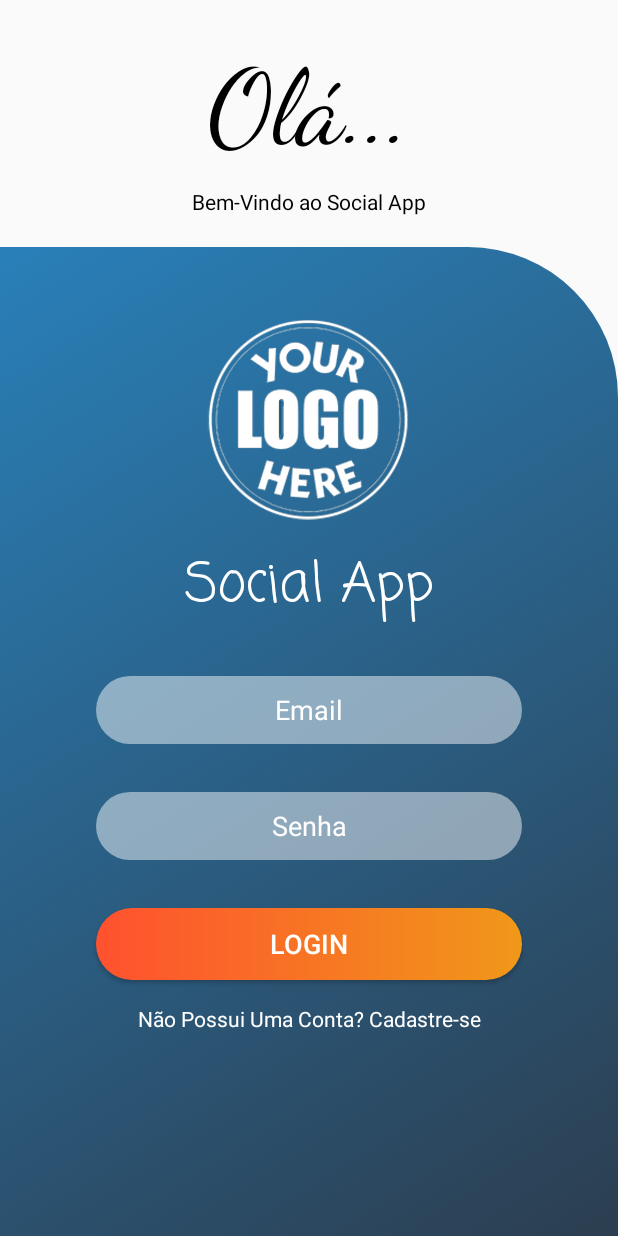
After one commit to IgorMeloMoraes/Ui_Android_Projects, an Android app: the UI_7_Login_Activity screen opened directly, with no data from a screen before it, on a phone screen of 412 x 824 dp. The commit adds this screen. Run offline under Robolectric (Android 15) with nearby library versions, the phone set to English and light mode, and no system bars.

Commit message:
Projeto VII - UI Login - Finalização da UI

```diff
--- a/app/src/main/AndroidManifest.xml
+++ b/app/src/main/AndroidManifest.xml
@@ -12,6 +12,9 @@
         android:supportsRtl="true"
         android:theme="@style/Theme.UiAndroidProjects"
         tools:targetApi="31">
+        <activity
+            android:name=".UI_7_Login_Activity"
+            android:exported="false" />
         <activity
             android:name=".UI_6_Dashboard_Activity"
             android:exported="false" />
--- /dev/null
+++ b/app/src/main/java/com/example/uiandroidprojects/UI_7_Login_Activity.java
@@ -0,0 +1,14 @@
+package com.example.uiandroidprojects;
+
+import androidx.appcompat.app.AppCompatActivity;
+
+import android.os.Bundle;
+
+public class UI_7_Login_Activity extends AppCompatActivity {
+
+    @Override
+    protected void onCreate(Bundle savedInstanceState) {
+        super.onCreate(savedInstanceState);
+        setContentView(R.layout.activity_ui7_login);
+    }
+}
--- /dev/null
+++ b/app/src/main/res/drawable/background_ui_7.xml
@@ -0,0 +1,12 @@
+<?xml version="1.0" encoding="utf-8"?>
+<selector xmlns:android="http://schemas.android.com/apk/res/android">
+    <item>
+        <shape android:shape="rectangle">
+            <gradient
+                android:angle="135"
+                android:startColor="@color/azul_carvao"
+                android:endColor="@color/azul_aco"/>
+            <corners android:topRightRadius="@dimen/radius_pequeno_100"/>
+        </shape>
+    </item>
+</selector>
--- /dev/null
+++ b/app/src/main/res/drawable/btn_login_ui_7.xml
@@ -0,0 +1,13 @@
+<?xml version="1.0" encoding="utf-8"?>
+<selector xmlns:android="http://schemas.android.com/apk/res/android">
+    <item>
+        <shape android:shape="rectangle">
+            <gradient
+                android:angle="180"
+                android:endColor="@color/tomate"
+                android:startColor="@color/gamboge"/>
+            <corners
+                android:radius="@dimen/radius_medio_50"/>
+        </shape>
+    </item>
+</selector>
--- /dev/null
+++ b/app/src/main/res/drawable/edit_ui_7.xml
@@ -0,0 +1,11 @@
+<?xml version="1.0" encoding="utf-8"?>
+<selector xmlns:android="http://schemas.android.com/apk/res/android">
+    <item>
+        <shape android:shape="rectangle">
+            <solid
+                android:color="@color/branco_opacidade_48" />
+            <corners
+                android:radius="@dimen/radius_medio_50" />
+        </shape>
+    </item>
+</selector>
--- /dev/null
+++ b/app/src/main/res/layout/activity_ui7_login.xml
@@ -0,0 +1,136 @@
+<?xml version="1.0" encoding="utf-8"?>
+<LinearLayout
+    xmlns:android="http://schemas.android.com/apk/res/android"
+    xmlns:app="http://schemas.android.com/apk/res-auto"
+    xmlns:tools="http://schemas.android.com/tools"
+    android:layout_width="match_parent"
+    android:layout_height="match_parent"
+    android:orientation="vertical"
+    tools:context=".UI_7_Login_Activity">
+
+    <LinearLayout
+        android:id="@+id/linear_container_topo"
+        android:layout_width="match_parent"
+        android:layout_height="0dp"
+        android:layout_weight="0.2"
+        android:gravity="center"
+        android:orientation="vertical">
+
+        <TextView
+            android:id="@+id/txt_titulo"
+            android:layout_width="match_parent"
+            android:layout_height="wrap_content"
+            android:layout_marginTop="@dimen/margin_pequena_10"
+            android:fontFamily="cursive"
+            android:gravity="center"
+            android:text="@string/txt_titulo_ui_7"
+            android:textColor="@color/preto"
+            android:textSize="@dimen/text_gigante_70" />
+
+        <TextView
+            android:id="@+id/txt_subtitulo"
+            android:layout_width="match_parent"
+            android:layout_height="wrap_content"
+            android:layout_marginTop="@dimen/margin_pequena_10"
+            android:gravity="center"
+            android:text="@string/txt_subtitulo_ui_7"
+            android:textColor="@color/preto" />
+    </LinearLayout>
+
+    <androidx.constraintlayout.widget.ConstraintLayout
+        android:id="@+id/constraint_container_principal"
+        android:layout_width="match_parent"
+        android:layout_height="0dp"
+        android:layout_weight="0.8"
+        android:background="@drawable/background_ui_7">
+
+        <ImageView
+            android:id="@+id/img_logo"
+            android:layout_width="wrap_content"
+            android:layout_height="wrap_content"
+            android:layout_marginTop="@dimen/margin_padrao_32"
+            app:layout_constraintEnd_toEndOf="parent"
+            app:layout_constraintStart_toStartOf="parent"
+            app:layout_constraintTop_toTopOf="parent"
+            app:srcCompat="@drawable/sua_logo_aqui" />
+
+        <TextView
+            android:id="@+id/txt_app_name"
+            android:layout_width="wrap_content"
+            android:layout_height="wrap_content"
+            android:text="@string/txt_app_name_ui_7"
+            android:textColor="@color/branco"
+            android:textSize="@dimen/text_grande_36"
+            android:fontFamily="casual"
+            app:layout_constraintEnd_toEndOf="@+id/img_logo"
+            app:layout_constraintStart_toStartOf="@+id/img_logo"
+            app:layout_constraintTop_toBottomOf="@+id/img_logo" />
+
+        <EditText
+            android:id="@+id/edt_email"
+            android:layout_width="0dp"
+            android:layout_height="@dimen/edt_altura_media_45"
+            android:layout_marginStart="@dimen/margin_grande_64"
+            android:layout_marginTop="@dimen/margin_padrao_32"
+            android:layout_marginEnd="@dimen/margin_grande_64"
+            android:background="@drawable/edit_ui_7"
+            android:ems="10"
+            android:gravity="center"
+            android:hint="@string/email"
+            android:inputType="textEmailAddress"
+            android:paddingLeft="@dimen/padding_media_20"
+            android:paddingRight="@dimen/padding_media_20"
+            android:textColor="@color/branco"
+            android:textColorHint="@color/branco"
+            app:layout_constraintEnd_toEndOf="parent"
+            app:layout_constraintStart_toStartOf="parent"
+            app:layout_constraintTop_toBottomOf="@+id/txt_app_name" />
+
+        <EditText
+            android:id="@+id/edt_senha"
+            android:layout_width="0dp"
+            android:layout_height="@dimen/edt_altura_media_45"
+            android:layout_marginStart="@dimen/margin_grande_64"
+            android:layout_marginTop="@dimen/margin_padrao_32"
+            android:layout_marginEnd="@dimen/margin_grande_64"
+            android:background="@drawable/edit_ui_7"
+            android:ems="10"
+            android:gravity="center"
+            android:hint="@string/senha"
+            android:inputType="textPassword|numberPassword"
+            android:paddingLeft="@dimen/padding_media_20"
+            android:paddingRight="@dimen/padding_media_20"
+            android:textColor="@color/branco"
+            android:textColorHint="@color/branco"
+            app:layout_constraintEnd_toEndOf="parent"
+            app:layout_constraintStart_toStartOf="parent"
+            app:layout_constraintTop_toBottomOf="@+id/edt_email" />
+
+        <Button
+            android:id="@+id/btn_login"
+            android:layout_width="0dp"
+            android:layout_height="wrap_content"
+            android:layout_marginStart="@dimen/margin_grande_64"
+            android:layout_marginTop="@dimen/margin_padrao_32"
+            android:layout_marginEnd="@dimen/margin_grande_64"
+            android:background="@drawable/btn_login_ui_7"
+            android:text="@string/login"
+            android:textColor="@color/branco"
+            android:textSize="@dimen/text_medio_18"
+            app:layout_constraintEnd_toEndOf="parent"
+            app:layout_constraintStart_toStartOf="parent"
+            app:layout_constraintTop_toBottomOf="@+id/edt_senha" />
+
+        <TextView
+            android:id="@+id/txt_nao_possui_conta"
+            android:layout_width="wrap_content"
+            android:layout_height="wrap_content"
+            android:layout_marginTop="@dimen/margin_pequena_16"
+            android:text="@string/nao_possui_conta"
+            android:textColor="@color/branco"
+            app:layout_constraintEnd_toEndOf="@+id/btn_login"
+            app:layout_constraintStart_toStartOf="@+id/btn_login"
+            app:layout_constraintTop_toBottomOf="@+id/btn_login" />
+    </androidx.constraintlayout.widget.ConstraintLayout>
+
+</LinearLayout>
--- a/app/src/main/res/values/colors.xml
+++ b/app/src/main/res/values/colors.xml
@@ -52,5 +52,7 @@
     <color name="indico_eletrico">#6200EE</color>
     <color name="casca_de_laranja">#FF9800</color>
 
+    <!-- UI 7 - Login -->
+
 
 </resources>
--- a/app/src/main/res/values/dimens.xml
+++ b/app/src/main/res/values/dimens.xml
@@ -25,6 +25,7 @@
     <dimen name="text_grande_32">32sp</dimen>
     <dimen name="text_grande_36">36sp</dimen>
     <dimen name="text_gigante_60">60sp</dimen>
+    <dimen name="text_gigante_70">70sp</dimen>
 
     <!-- Logos e Imagens -->
     <dimen name="img_70">70dp</dimen>
@@ -39,6 +40,7 @@
     <dimen name="radius_medio_50">50dp</dimen>
     <dimen name="radius_pequeno_10">10dp</dimen>
     <dimen name="radius_pequeno_7">7dp</dimen>
+    <dimen name="radius_pequeno_100">100dp</dimen>
 
     <!-- Bordas  -->
     <dimen name="borda_pequena_1">1dp</dimen>
--- a/app/src/main/res/values/strings.xml
+++ b/app/src/main/res/values/strings.xml
@@ -56,5 +56,10 @@
     <string name="txt_internet">Internet</string>
     <string name="txt_acesso">Acesso</string>
 
+    <!-- UI 7 - Login -->
+    <string name="txt_titulo_ui_7">Olá...</string>
+    <string name="txt_subtitulo_ui_7">Bem-Vindo ao Social App</string>
+    <string name="txt_app_name_ui_7">Social App</string>
+
 
 </resources>
--- a/app/src/main/res/values/themes.xml
+++ b/app/src/main/res/values/themes.xml
@@ -35,6 +35,11 @@
 
     </style>
 
+    <!-- UI 7 - Login -->
+    <style name="Base.Theme.LoginUi7" parent="Theme.AppCompat.Light.DarkActionBar">
+
+    </style>
+
 
     <style name="Theme.UiAndroidProjects" parent="Base.Theme.UiAndroidProjects" />
 </resources>
```
Also changed, not shown: app/src/main/res/drawable/background_ui_7_v2.xml (added, +12 -0 lines), app/src/main/res/drawable/background_ui_7_v3.xml (added, +12 -0 lines), app/src/main/res/drawable/btn_login_ui_7_v2.xml (added, +13 -0 lines), app/src/main/res/layout/activity_ui7_login_v2.xml (added, +136 -0 lines), app/src/main/res/layout/activity_ui7_login_v3.xml (added, +136 -0 lines).
